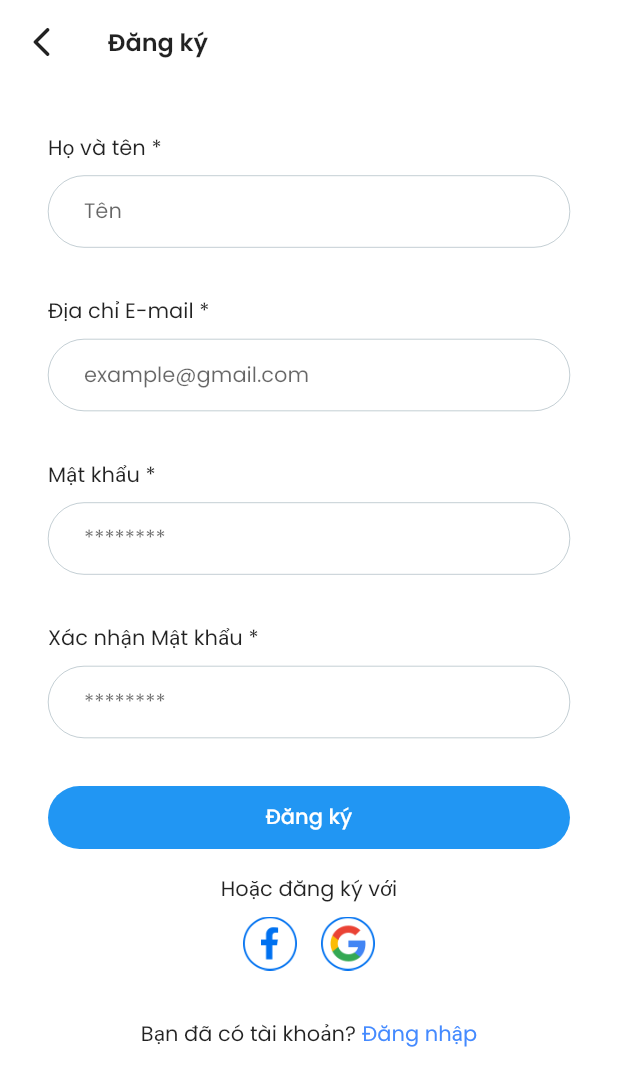
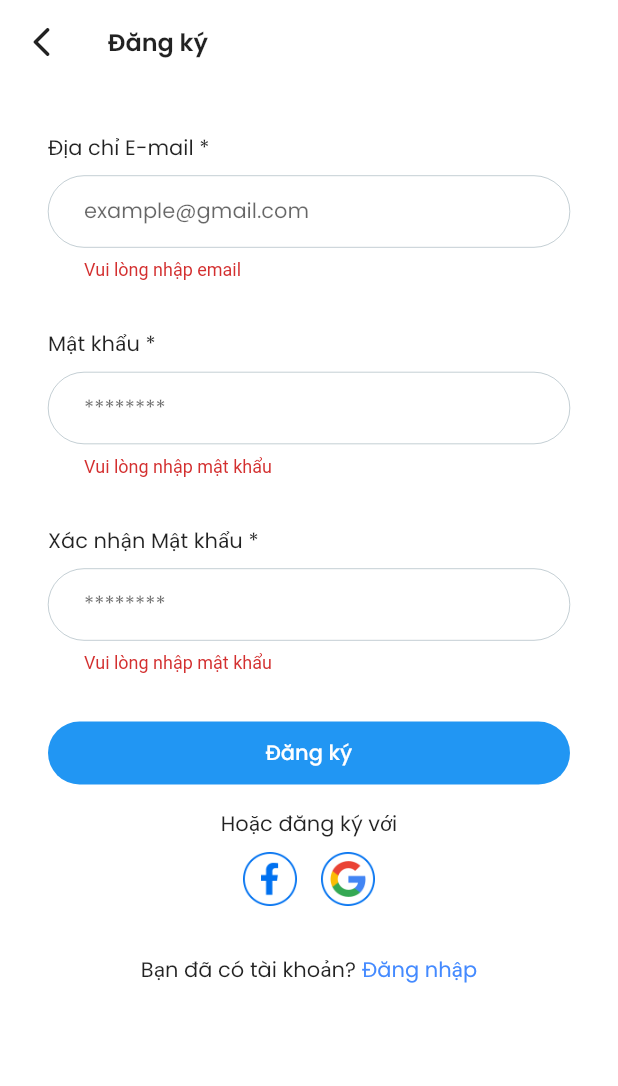
Before and after one commit to tranphunguyen98/one-on-on-learning, a Flutter app: the screen it shows after launch, after a tap on "Đăng ký", on a phone screen of 412 x 824 dp. Shown: the top 1086 px of the screen. Run offline on Flutter 3.47's test engine with Material 2 defaults, Android fonts, the phone set to English and light mode, and no system bars; our stand-ins replace dio, flutter_rating_bar, get, image_picker, video_player; network calls fail.

Commit message:
integrate api: register with email

```diff
--- /dev/null
+++ b/lib/core/base_api.dart
@@ -0,0 +1,37 @@
+import 'package:dio/dio.dart';
+import 'package:one_on_one_learning/core/server_failure.dart';
+
+class BaseApi {
+  static final BaseApi _singleton = BaseApi._internal();
+
+  factory BaseApi() {
+    return _singleton;
+  }
+
+  BaseApi._internal();
+
+  final Dio _dio = Dio(
+    BaseOptions(
+      baseUrl: 'https://sandbox.api.lettutor.com',
+      headers: {"key": "Content-Type", "value": "application/x-www-form-urlencoded"},
+    ),
+  );
+
+  Future<Map<String, dynamic>> post(String path, Map<String, dynamic> data) async {
+    try {
+      final response = await _dio.post(path, data: data);
+      final dataReponse = response.data as Map<String, dynamic>;
+      print('nguyentp ==> $dataReponse');
+      if (dataReponse.isEmpty) {
+        throw ServerFailure();
+      } else {
+        return dataReponse;
+      }
+    } on DioError catch (e) {
+      final response = (e.response?.data ?? {}) as Map<String, dynamic>;
+      throw ServerFailure(response['message']);
+    } catch (e) {
+      throw ServerFailure();
+    }
+  }
+}
--- /dev/null
+++ b/lib/core/server_failure.dart
@@ -0,0 +1,9 @@
+class ServerFailure implements Exception {
+  String? _message;
+
+  String get message => _message ?? 'Có lỗi xảy ra vui lòng thử lại sau';
+
+  ServerFailure([String? message]) {
+    _message = message;
+  }
+}
--- a/lib/features/profile/pages/profile_page.dart
+++ b/lib/features/profile/pages/profile_page.dart
@@ -142,7 +142,7 @@ class _ProfilePageState extends State<ProfilePage> {
   }
 
   Widget _widgetAvatar() {
-    ImageProvider imageProvider = NetworkImage(_userModel.imageUrl ?? '');
+    ImageProvider imageProvider = NetworkImage(_userModel.avatar ?? '');
     if (image != null) {
       imageProvider = FileImage(File(image!.path));
     }
--- a/lib/features/register/pages/register_page.dart
+++ b/lib/features/register/pages/register_page.dart
@@ -1,15 +1,22 @@
 import 'package:flutter/material.dart';
 import 'package:get/get.dart';
 import 'package:one_on_one_learning/core/core.dart';
+import 'package:one_on_one_learning/core/server_failure.dart';
 import 'package:one_on_one_learning/core/widgets/widget_rounded_button.dart';
 import 'package:one_on_one_learning/core/widgets/widget_rounded_text_field_with_title.dart';
 import 'package:one_on_one_learning/core/widgets/widget_row_social.dart';
+import 'package:one_on_one_learning/features/register/controller/register_controller.dart';
 import 'package:one_on_one_learning/utils/router.dart';
 
 class RegisterPage extends StatelessWidget {
   RegisterPage({Key? key}) : super(key: key);
+
+  final registerController = Get.put<RegisterController>(RegisterController());
+
   final passwordController = TextEditingController();
   final confirmPasswordController = TextEditingController();
+  final emailController = TextEditingController();
+
   final _formKey = GlobalKey<FormState>();
 
   @override
@@ -28,7 +35,10 @@ class RegisterPage extends StatelessWidget {
           style: kFontSemiboldBlack_16,
         ),
       ),
-      body: Padding(
+      body: GetBuilder<RegisterController>(builder: (logic) {
+        return Stack(
+          children: [
+            Padding(
               padding: const EdgeInsets.all(32.0),
               child: SingleChildScrollView(
                 child: Column(
@@ -36,9 +46,14 @@ class RegisterPage extends StatelessWidget {
                     _widgetForm(),
                     WidgetRoundedButton(
                       text: 'Đăng ký',
-                onPressed: () {
+                      onPressed: () async {
                         if (_formKey.currentState?.validate() ?? false) {
-                    Navigator.of(context).pushNamed(AppRouter.kHome);
+                          try {
+                            await registerController.register(emailController.text, passwordController.text);
+                            Navigator.of(context).pushReplacementNamed(AppRouter.kHome);
+                          } on ServerFailure catch (e) {
+                            _showToast(context, e.message);
+                          }
                         }
                       },
                     ),
@@ -68,6 +83,20 @@ class RegisterPage extends StatelessWidget {
                 ),
               ),
             ),
+            if (logic.isLoading)
+              Positioned.fill(
+                child: Container(
+                  color: kBlackColor.withOpacity(0.2),
+                  child: Center(
+                    child: CircularProgressIndicator(
+                      color: kPrimaryColor,
+                    ),
+                  ),
+                ),
+              )
+          ],
+        );
+      }),
     );
   }
 
@@ -77,13 +106,7 @@ class RegisterPage extends StatelessWidget {
       child: Column(
         children: [
           WidgetRoundedTextFieldWithTitle(
-            title: 'Họ và tên',
-            hint: 'Tên',
-            isRequired: true,
-            validator: (value) => (value?.isNotEmpty == true) ? null : 'Vui lòng nhập tên',
-          ),
-          SizedBox(height: 32),
-          WidgetRoundedTextFieldWithTitle(
+            controller: emailController,
             title: 'Địa chỉ E-mail',
             hint: 'example@gmail.com',
             isRequired: true,
@@ -133,4 +156,14 @@ class RegisterPage extends StatelessWidget {
       ),
     );
   }
+
+  void _showToast(BuildContext context, String text) {
+    final scaffold = ScaffoldMessenger.of(context);
+    scaffold.showSnackBar(
+      SnackBar(
+        content: Text(text),
+        duration: Duration(milliseconds: 600),
+      ),
+    );
   }
+}
--- a/lib/features/setting/pages/setting_page.dart
+++ b/lib/features/setting/pages/setting_page.dart
@@ -77,7 +77,7 @@ class _SettingPageState extends State<SettingPage> {
       child: Row(
         children: [
           CircleAvatar(
-            backgroundImage: NetworkImage(userModel.imageUrl ?? ''),
+            backgroundImage: NetworkImage(userModel.avatar ?? ''),
             radius: 28,
           ),
           SizedBox(width: 16),
--- a/lib/main.dart
+++ b/lib/main.dart
@@ -1,5 +1,5 @@
 import 'package:flutter/material.dart';
-import 'package:one_on_one_learning/features/login/pages/login_page.dart';
+import 'package:one_on_one_learning/features/register/pages/register_page.dart';
 import 'package:one_on_one_learning/utils/router.dart';
 
 void main() {
@@ -25,7 +25,7 @@ class MyApp extends StatelessWidget {
         // is not restarted.
         primarySwatch: Colors.blue,
       ),
-      home: LoginPage(),
+      home: RegisterPage(),
     );
   }
 }
--- a/lib/model/user.dart
+++ b/lib/model/user.dart
@@ -1,13 +1,14 @@
 class UserModel {
-  final int id;
+  final String id;
   final String name;
-  final String? imageUrl;
+  final String? avatar;
   final String? phoneNumber;
   final String dateOfBirth;
   final String email;
   final String? nation;
   final String? level;
   final String? subject;
+  final String accessToken;
 
   const UserModel({
     this.phoneNumber,
@@ -16,22 +17,24 @@ class UserModel {
     this.nation,
     this.level,
     this.subject,
+    required this.accessToken,
     required this.id,
     required this.name,
-    required this.imageUrl,
+    required this.avatar,
   });
 
   static UserModel mock = UserModel(
     email: 'ntran@gmail.com',
-    id: 1,
+    accessToken: '',
+    id: '',
     name: 'name',
     dateOfBirth: DateTime.now().toIso8601String(),
-    imageUrl:
+    avatar:
         'https://cdn-img.thethao247.vn/upload/kienlv/2020/09/11/tuyen-thu-dt-viet-nam-cong-khai-ban-gai-xinh-nhu-mong1599795990.png',
   );
 
   UserModel copyWith({
-    int? id,
+    String? id,
     String? name,
     String? imageUrl,
     String? phoneNumber,
@@ -40,17 +43,19 @@ class UserModel {
     String? nation,
     String? level,
     String? subject,
+    String? accessToken,
   }) {
     return UserModel(
       id: id ?? this.id,
       name: name ?? this.name,
-      imageUrl: imageUrl ?? this.imageUrl,
+      avatar: imageUrl ?? this.avatar,
       phoneNumber: phoneNumber ?? this.phoneNumber,
       dateOfBirth: dateOfBirth ?? this.dateOfBirth,
       email: email ?? this.email,
       nation: nation ?? this.nation,
       level: level ?? this.level,
       subject: subject ?? this.subject,
+      accessToken: accessToken ?? this.accessToken,
     );
   }
 }
--- a/pubspec.yaml
+++ b/pubspec.yaml
@@ -32,6 +32,7 @@ dependencies:
   intl: ^0.17.0
   video_player: ^2.2.3
   image_picker: ^0.8.4+1
+  dio: ^4.0.4
 
 dev_dependencies:
   flutter_test:
```
Also changed, not shown: lib/features/register/controller/register_controller.dart (+37 -1 lines), lib/features/register/data/register_response.dart (added, +129 -0 lines), pubspec.lock. Lines whose indentation alone changed are shown as unchanged.
